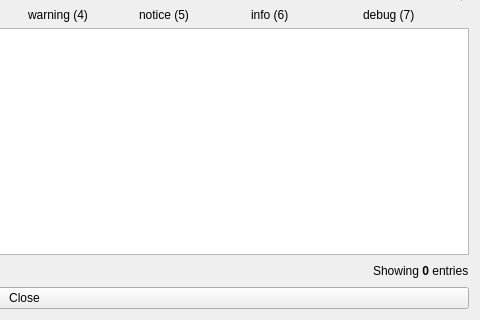
pentix/qjournalctl, file ui/showbootlog.ui: the form before one commit; both pictures show x 431 to 911 and y 187 to 507 of the 911 by 507 pixel window.
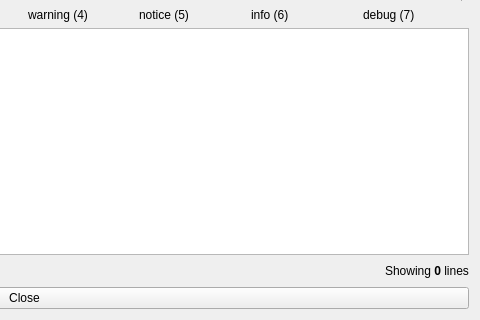
The form after the commit. Icons and pictures are not drawn.

Commit message: Call a 'line' in the journal no longer 'entry'

The edit to the form file:
```diff
--- a/ui/showbootlog.ui
+++ b/ui/showbootlog.ui
@@ -283,7 +283,7 @@
      <item>
       <widget class="QLabel" name="numberOfEntriesLabel">
        <property name="text">
-        <string>Showing &lt;b&gt;0&lt;/b&gt; entries</string>
+        <string>Showing &lt;b&gt;0&lt;/b&gt; lines</string>
        </property>
       </widget>
      </item>
```
The commit also changes 1 other file.
